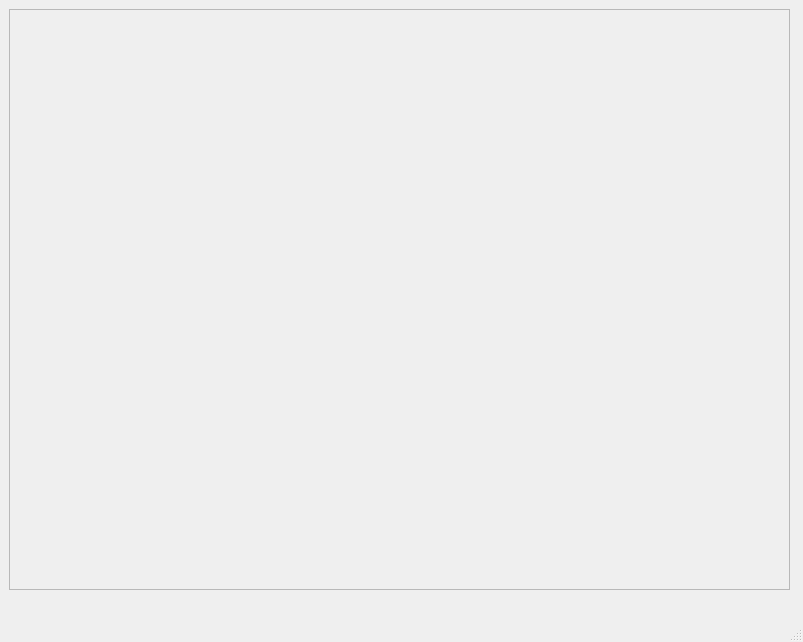
Above: Bolsaco/mainwindow.ui from maurocipo/Bolsaco before the change. Below: the same form after it.
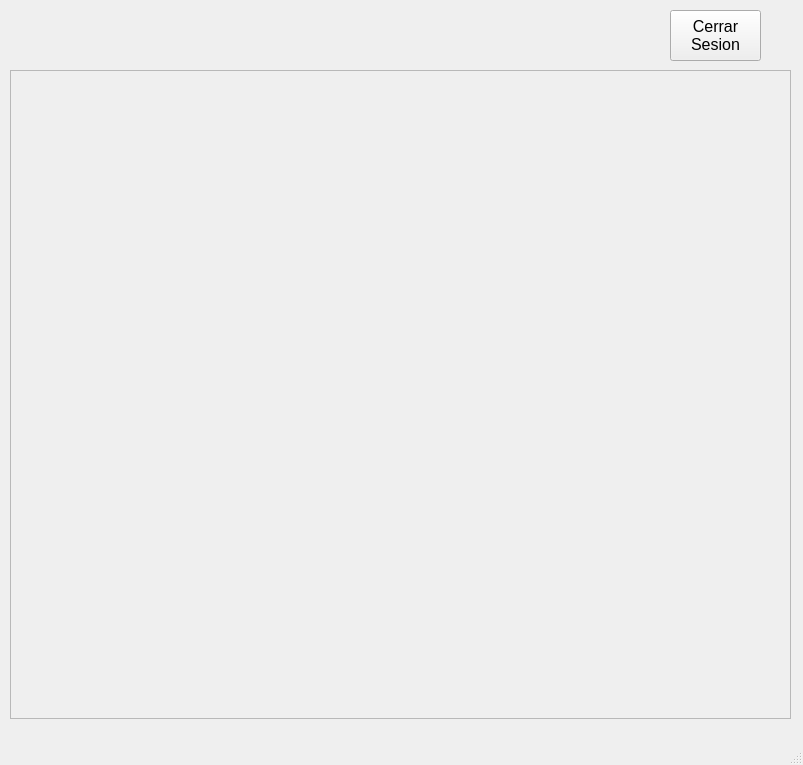
That is the form after the change.

The edit to the form file:
```diff
--- a/Bolsaco/mainwindow.ui
+++ b/Bolsaco/mainwindow.ui
@@ -7,7 +7,7 @@
     <x>0</x>
     <y>0</y>
     <width>803</width>
-    <height>642</height>
+    <height>765</height>
    </rect>
   </property>
   <property name="windowTitle">
@@ -20,10 +20,10 @@
    <widget class="QWidget" name="showWidget" native="true">
     <property name="geometry">
      <rect>
-      <x>9</x>
-      <y>9</y>
+      <x>10</x>
+      <y>70</y>
       <width>781</width>
-      <height>581</height>
+      <height>649</height>
      </rect>
     </property>
     <widget class="QFrame" name="frame">
@@ -32,7 +32,7 @@
        <x>0</x>
        <y>0</y>
        <width>781</width>
-       <height>581</height>
+       <height>649</height>
       </rect>
      </property>
      <property name="frameShape">
@@ -43,6 +43,43 @@
      </property>
     </widget>
    </widget>
+   <widget class="QLabel" name="label_UserName">
+    <property name="geometry">
+     <rect>
+      <x>20</x>
+      <y>10</y>
+      <width>281</width>
+      <height>51</height>
+     </rect>
+    </property>
+    <property name="font">
+     <font>
+      <pointsize>20</pointsize>
+     </font>
+    </property>
+    <property name="text">
+     <string/>
+    </property>
+   </widget>
+   <widget class="QPushButton" name="pushButton_CerrarSesion">
+    <property name="geometry">
+     <rect>
+      <x>670</x>
+      <y>10</y>
+      <width>91</width>
+      <height>51</height>
+     </rect>
+    </property>
+    <property name="font">
+     <font>
+      <pointsize>12</pointsize>
+     </font>
+    </property>
+    <property name="text">
+     <string>Cerrar
+Sesion</string>
+    </property>
+   </widget>
   </widget>
   <widget class="QMenuBar" name="menubar">
    <property name="geometry">
```
